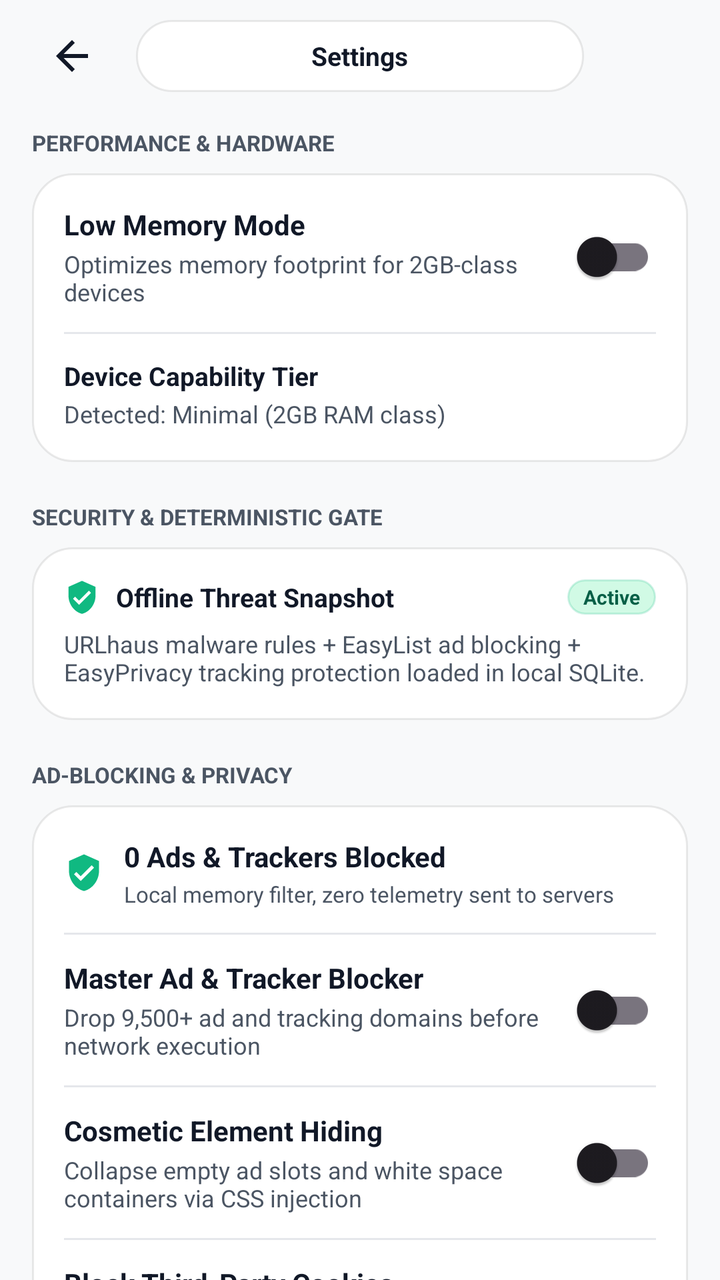
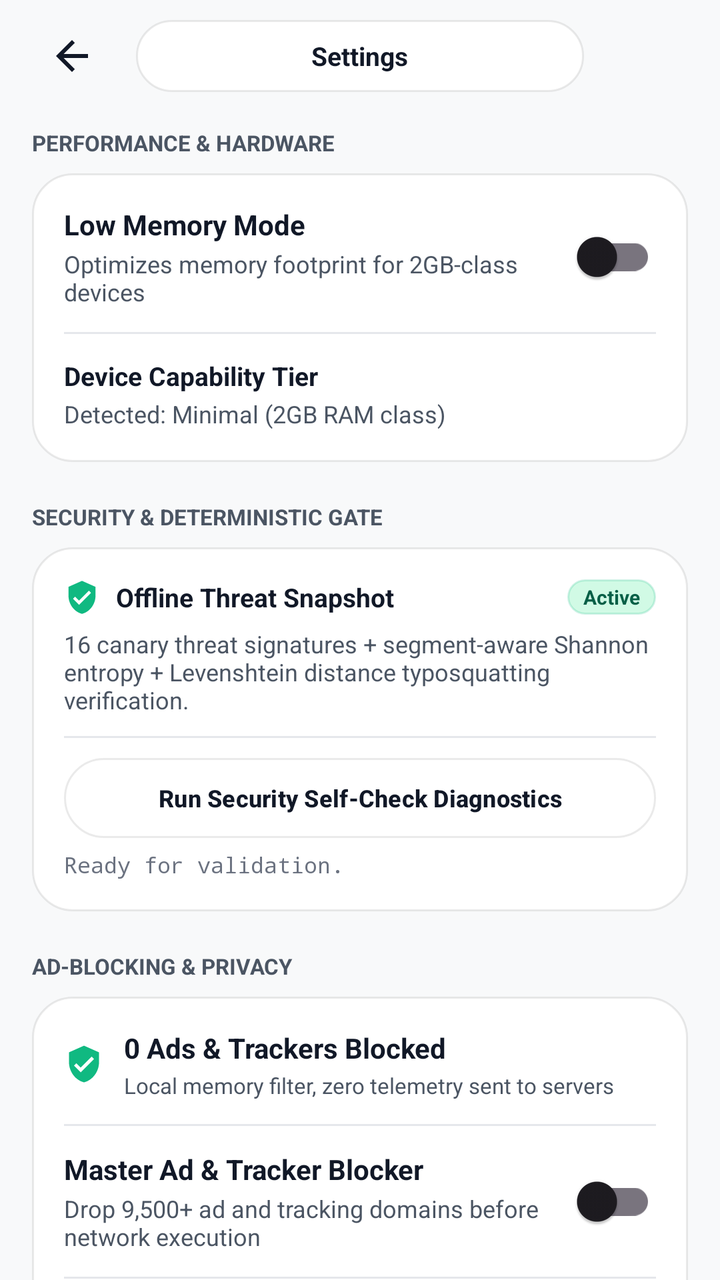

Before-and-after screenshots of an Android layout around one commit, followed by the original layout XML and the change that was made.
<!-- AndroidManifest.xml: application theme Theme.NovaBrowser -->
<!-- res/layout/activity_settings.xml -->
<?xml version="1.0" encoding="utf-8"?>
<LinearLayout xmlns:android="http://schemas.android.com/apk/res/android"
    xmlns:app="http://schemas.android.com/apk/res-auto"
    android:layout_width="match_parent"
    android:layout_height="match_parent"
    android:background="@color/canvas_base"
    android:orientation="vertical">

    
    <LinearLayout
        android:id="@+id/settingsHeader"
        android:layout_width="match_parent"
        android:layout_height="56dp"
        android:gravity="center_vertical"
        android:orientation="horizontal"
        android:paddingHorizontal="16dp">

        <ImageButton
            android:id="@+id/btnSettingsBack"
            android:layout_width="40dp"
            android:layout_height="40dp"
            android:background="?attr/selectableItemBackgroundBorderless"
            android:contentDescription="Back"
            android:src="@drawable/ic_arrow_back"
            app:tint="@color/text_primary" />

        <LinearLayout
            android:layout_width="0dp"
            android:layout_height="36dp"
            android:layout_marginHorizontal="12dp"
            android:layout_weight="1"
            android:background="@drawable/bg_glass_pill"
            android:gravity="center"
            android:orientation="horizontal">

            <TextView
                android:layout_width="wrap_content"
                android:layout_height="wrap_content"
                android:text="Settings"
                android:textColor="@color/text_primary"
                android:textSize="13sp"
                android:textStyle="bold" />
        </LinearLayout>

        <View
            android:layout_width="40dp"
            android:layout_height="40dp" />
    </LinearLayout>

    <ScrollView
        android:layout_width="match_parent"
        android:layout_height="match_parent"
        android:scrollbars="none">

        <LinearLayout
            android:layout_width="match_parent"
            android:layout_height="wrap_content"
            android:orientation="vertical"
            android:paddingHorizontal="16dp"
            android:paddingTop="8dp"
            android:paddingBottom="32dp">

            
            <TextView
                android:layout_width="match_parent"
                android:layout_height="wrap_content"
                android:text="PERFORMANCE &amp; HARDWARE"
                android:textColor="@color/text_secondary"
                android:textSize="11sp"
                android:textStyle="bold" />

            <LinearLayout
                android:layout_width="match_parent"
                android:layout_height="wrap_content"
                android:layout_marginTop="8dp"
                android:background="@drawable/bg_glass_card"
                android:elevation="1dp"
                android:orientation="vertical"
                android:padding="16dp">

                <LinearLayout
                    android:layout_width="match_parent"
                    android:layout_height="wrap_content"
                    android:gravity="center_vertical"
                    android:orientation="horizontal">

                    <LinearLayout
                        android:layout_width="0dp"
                        android:layout_height="wrap_content"
                        android:layout_weight="1"
                        android:orientation="vertical">

                        <TextView
                            android:layout_width="match_parent"
                            android:layout_height="wrap_content"
                            android:text="@string/low_memory_mode"
                            android:textColor="@color/text_primary"
                            android:textSize="14sp"
                            android:textStyle="bold" />

                        <TextView
                            android:layout_width="match_parent"
                            android:layout_height="wrap_content"
                            android:layout_marginTop="2dp"
                            android:text="@string/low_memory_desc"
                            android:textColor="@color/text_secondary"
                            android:textSize="12sp" />
                    </LinearLayout>

                    <com.google.android.material.switchmaterial.SwitchMaterial
                        android:id="@+id/switchLowMemory"
                        android:layout_width="wrap_content"
                        android:layout_height="wrap_content" />
                </LinearLayout>

                <View
                    android:layout_width="match_parent"
                    android:layout_height="1dp"
                    android:layout_marginVertical="12dp"
                    android:background="@color/divider" />

                <TextView
                    android:layout_width="match_parent"
                    android:layout_height="wrap_content"
                    android:text="@string/device_tier"
                    android:textColor="@color/text_primary"
                    android:textSize="13sp"
                    android:textStyle="bold" />

                <TextView
                    android:id="@+id/tvDeviceTierInfo"
                    android:layout_width="match_parent"
                    android:layout_height="wrap_content"
                    android:layout_marginTop="2dp"
                    android:text="Detected: Minimal (2GB RAM class)"
                    android:textColor="@color/text_secondary"
                    android:textSize="12sp" />
            </LinearLayout>

            
            <TextView
                android:layout_width="match_parent"
                android:layout_height="wrap_content"
                android:layout_marginTop="20dp"
                android:text="SECURITY &amp; DETERMINISTIC GATE"
                android:textColor="@color/text_secondary"
                android:textSize="11sp"
                android:textStyle="bold" />

            <LinearLayout
                android:layout_width="match_parent"
                android:layout_height="wrap_content"
                android:layout_marginTop="8dp"
                android:background="@drawable/bg_glass_card"
                android:elevation="1dp"
                android:orientation="vertical"
                android:padding="16dp">

                <LinearLayout
                    android:layout_width="match_parent"
                    android:layout_height="wrap_content"
                    android:gravity="center_vertical"
                    android:orientation="horizontal">

                    <ImageView
                        android:layout_width="18dp"
                        android:layout_height="18dp"
                        android:contentDescription="Security"
                        android:src="@drawable/ic_shield_verified"
                        app:tint="@color/risk_safe" />

                    <TextView
                        android:layout_width="0dp"
                        android:layout_height="wrap_content"
                        android:layout_marginStart="8dp"
                        android:layout_weight="1"
                        android:text="Offline Threat Snapshot"
                        android:textColor="@color/text_primary"
                        android:textSize="13sp"
                        android:textStyle="bold" />

                    <TextView
                        android:layout_width="wrap_content"
                        android:layout_height="wrap_content"
                        android:background="@drawable/bg_badge_emerald"
                        android:paddingHorizontal="8dp"
                        android:paddingVertical="2dp"
                        android:text="Active"
                        android:textColor="@color/risk_safe_on_container"
                        android:textSize="10sp"
                        android:textStyle="bold" />
                </LinearLayout>

                <TextView
                    android:layout_width="match_parent"
                    android:layout_height="wrap_content"
                    android:layout_marginTop="6dp"
                    android:text="URLhaus malware rules + EasyList ad blocking + EasyPrivacy tracking protection loaded in local SQLite."
                    android:textColor="@color/text_secondary"
                    android:textSize="12sp" />
            </LinearLayout>

            
            <TextView
                android:layout_width="match_parent"
                android:layout_height="wrap_content"
                android:layout_marginTop="20dp"
                android:text="AD-BLOCKING &amp; PRIVACY"
                android:textColor="@color/text_secondary"
                android:textSize="11sp"
                android:textStyle="bold" />

            <LinearLayout
                android:layout_width="match_parent"
                android:layout_height="wrap_content"
                android:layout_marginTop="8dp"
                android:background="@drawable/bg_glass_card"
                android:elevation="1dp"
                android:orientation="vertical"
                android:padding="16dp">

                
                <LinearLayout
                    android:layout_width="match_parent"
                    android:layout_height="wrap_content"
                    android:gravity="center_vertical"
                    android:orientation="horizontal">

                    <ImageView
                        android:layout_width="20dp"
                        android:layout_height="20dp"
                        android:src="@drawable/ic_shield_verified"
                        app:tint="@color/accent_emerald" />

                    <LinearLayout
                        android:layout_width="0dp"
                        android:layout_height="wrap_content"
                        android:layout_marginStart="10dp"
                        android:layout_weight="1"
                        android:orientation="vertical">

                        <TextView
                            android:id="@+id/tvSettingsLifetimeBlocked"
                            android:layout_width="wrap_content"
                            android:layout_height="wrap_content"
                            android:text="0 Ads &amp; Trackers Blocked"
                            android:textColor="@color/text_primary"
                            android:textSize="14sp"
                            android:textStyle="bold" />

                        <TextView
                            android:layout_width="wrap_content"
                            android:layout_height="wrap_content"
                            android:layout_marginTop="2dp"
                            android:text="Local memory filter, zero telemetry sent to servers"
                            android:textColor="@color/text_secondary"
                            android:textSize="11sp" />
                    </LinearLayout>
                </LinearLayout>

                <View
                    android:layout_width="match_parent"
                    android:layout_height="1dp"
                    android:layout_marginVertical="12dp"
                    android:background="@color/divider" />

                
                <LinearLayout
                    android:layout_width="match_parent"
                    android:layout_height="wrap_content"
                    android:gravity="center_vertical"
                    android:orientation="horizontal">

                    <LinearLayout
                        android:layout_width="0dp"
                        android:layout_height="wrap_content"
                        android:layout_weight="1"
                        android:orientation="vertical">

                        <TextView
                            android:layout_width="match_parent"
                            android:layout_height="wrap_content"
                            android:text="Master Ad &amp; Tracker Blocker"
                            android:textColor="@color/text_primary"
                            android:textSize="14sp"
                            android:textStyle="bold" />

                        <TextView
                            android:layout_width="match_parent"
                            android:layout_height="wrap_content"
                            android:layout_marginTop="2dp"
                            android:text="Drop 9,500+ ad and tracking domains before network execution"
                            android:textColor="@color/text_secondary"
                            android:textSize="12sp" />
                    </LinearLayout>

                    <com.google.android.material.switchmaterial.SwitchMaterial
                        android:id="@+id/switchAdBlockMaster"
                        android:layout_width="wrap_content"
                        android:layout_height="wrap_content" />
                </LinearLayout>

                <View
                    android:layout_width="match_parent"
                    android:layout_height="1dp"
                    android:layout_marginVertical="12dp"
                    android:background="@color/divider" />

                
                <LinearLayout
                    android:layout_width="match_parent"
                    android:layout_height="wrap_content"
                    android:gravity="center_vertical"
                    android:orientation="horizontal">

                    <LinearLayout
                        android:layout_width="0dp"
                        android:layout_height="wrap_content"
                        android:layout_weight="1"
                        android:orientation="vertical">

                        <TextView
                            android:layout_width="match_parent"
                            android:layout_height="wrap_content"
                            android:text="Cosmetic Element Hiding"
                            android:textColor="@color/text_primary"
                            android:textSize="14sp"
                            android:textStyle="bold" />

                        <TextView
                            android:layout_width="match_parent"
                            android:layout_height="wrap_content"
                            android:layout_marginTop="2dp"
                            android:text="Collapse empty ad slots and white space containers via CSS injection"
                            android:textColor="@color/text_secondary"
                            android:textSize="12sp" />
                    </LinearLayout>

                    <com.google.android.material.switchmaterial.SwitchMaterial
                        android:id="@+id/switchCosmeticFiltering"
                        android:layout_width="wrap_content"
                        android:layout_height="wrap_content" />
                </LinearLayout>

                <View
                    android:layout_width="match_parent"
                    android:layout_height="1dp"
                    android:layout_marginVertical="12dp"
                    android:background="@color/divider" />

                
                <LinearLayout
                    android:layout_width="match_parent"
                    android:layout_height="wrap_content"
                    android:gravity="center_vertical"
                    android:orientation="horizontal">

                    <LinearLayout
                        android:layout_width="0dp"
                        android:layout_height="wrap_content"
                        android:layout_weight="1"
                        android:orientation="vertical">

                        <TextView
                            android:layout_width="match_parent"
                            android:layout_height="wrap_content"
                            android:text="Block Third-Party Cookies"
                            android:textColor="@color/text_primary"
                            android:textSize="14sp"
                            android:textStyle="bold" />

                        <TextView
                            android:layout_width="match_parent"
                            android:layout_height="wrap_content"
                            android:layout_marginTop="2dp"
                            android:text="Isolate cross-site trackers by refusing third-party cookie persistence"
                            android:textColor="@color/text_secondary"
                            android:textSize="12sp" />
                    </LinearLayout>

                    <com.google.android.material.switchmaterial.SwitchMaterial
                        android:id="@+id/switchBlockThirdPartyCookies"
                        android:layout_width="wrap_content"
                        android:layout_height="wrap_content" />
                </LinearLayout>

                <View
                    android:layout_width="match_parent"
                    android:layout_height="1dp"
                    android:layout_marginVertical="12dp"
                    android:background="@color/divider" />

                
                <LinearLayout
                    android:layout_width="match_parent"
                    android:layout_height="wrap_content"
                    android:gravity="center_vertical"
                    android:orientation="horizontal">

                    <LinearLayout
                        android:layout_width="0dp"
                        android:layout_height="wrap_content"
                        android:layout_weight="1"
                        android:orientation="vertical">

                        <TextView
                            android:layout_width="match_parent"
                            android:layout_height="wrap_content"
                            android:text="HTTPS-Only Upgrade"
                            android:textColor="@color/text_primary"
                            android:textSize="14sp"
                            android:textStyle="bold" />

                        <TextView
                            android:layout_width="match_parent"
                            android:layout_height="wrap_content"
                            android:layout_marginTop="2dp"
                            android:text="Automatically elevate unencrypted http:// navigations to secure https://"
                            android:textColor="@color/text_secondary"
                            android:textSize="12sp" />
                    </LinearLayout>

                    <com.google.android.material.switchmaterial.SwitchMaterial
                        android:id="@+id/switchHttpsOnly"
                        android:layout_width="wrap_content"
                        android:layout_height="wrap_content" />
                </LinearLayout>

                <View
                    android:layout_width="match_parent"
                    android:layout_height="1dp"
                    android:layout_marginVertical="12dp"
                    android:background="@color/divider" />

                
                <LinearLayout
                    android:layout_width="match_parent"
                    android:layout_height="wrap_content"
                    android:gravity="center_vertical"
                    android:orientation="horizontal">

                    <LinearLayout
                        android:layout_width="0dp"
                        android:layout_height="wrap_content"
                        android:layout_weight="1"
                        android:orientation="vertical">

                        <TextView
                            android:layout_width="match_parent"
                            android:layout_height="wrap_content"
                            android:text="Send 'Do Not Track' (DNT)"
                            android:textColor="@color/text_primary"
                            android:textSize="14sp"
                            android:textStyle="bold" />

                        <TextView
                            android:layout_width="match_parent"
                            android:layout_height="wrap_content"
                            android:layout_marginTop="2dp"
                            android:text="Transmit legal privacy preference header with all outbound requests"
                            android:textColor="@color/text_secondary"
                            android:textSize="12sp" />
                    </LinearLayout>

                    <com.google.android.material.switchmaterial.SwitchMaterial
                        android:id="@+id/switchDoNotTrack"
                        android:layout_width="wrap_content"
                        android:layout_height="wrap_content" />
                </LinearLayout>

            </LinearLayout>

            
            <TextView
                android:layout_width="match_parent"
                android:layout_height="wrap_content"
                android:layout_marginTop="20dp"
                android:text="DATA &amp; PRIVACY"
                android:textColor="@color/text_secondary"
                android:textSize="11sp"
                android:textStyle="bold" />

            <LinearLayout
                android:layout_width="match_parent"
                android:layout_height="wrap_content"
                android:layout_marginTop="8dp"
                android:background="@drawable/bg_glass_card"
                android:elevation="1dp"
                android:orientation="vertical">

                <Button
                    android:id="@+id/btnClearBrowsingData"
                    android:layout_width="match_parent"
                    android:layout_height="48dp"
                    android:background="?attr/selectableItemBackground"
                    android:gravity="center_vertical|start"
                    android:paddingHorizontal="16dp"
                    android:text="Clear History &amp; Cache"
                    android:textAllCaps="false"
                    android:textColor="@color/risk_blocked"
                    android:textSize="13sp"
                    app:backgroundTint="@null" />
            </LinearLayout>

            
            <TextView
                android:layout_width="match_parent"
                android:layout_height="wrap_content"
                android:layout_marginTop="20dp"
                android:text="ABOUT"
                android:textColor="@color/text_secondary"
                android:textSize="11sp"
                android:textStyle="bold" />

            <LinearLayout
                android:layout_width="match_parent"
                android:layout_height="wrap_content"
                android:layout_marginTop="8dp"
                android:background="@drawable/bg_glass_card"
                android:elevation="1dp"
                android:gravity="center_vertical"
                android:orientation="horizontal"
                android:padding="16dp">

                <ImageView
                    android:layout_width="48dp"
                    android:layout_height="48dp"
                    android:contentDescription="NovaBrowser"
                    android:src="@drawable/ic_nova_logo" />

                <LinearLayout
                    android:layout_width="0dp"
                    android:layout_height="wrap_content"
                    android:layout_marginStart="14dp"
                    android:layout_weight="1"
                    android:orientation="vertical">

                    <TextView
                        android:layout_width="match_parent"
                        android:layout_height="wrap_content"
                        android:text="@string/about_nova"
                        android:textColor="@color/text_primary"
                        android:textSize="14sp"
                        android:textStyle="bold" />

                    <TextView
                        android:layout_width="match_parent"
                        android:layout_height="wrap_content"
                        android:layout_marginTop="2dp"
                        android:text="Version 1.0.0 (Liquid System Production UI)"
                        android:textColor="@color/text_secondary"
                        android:textSize="11sp" />
                </LinearLayout>
            </LinearLayout>

        </LinearLayout>
    </ScrollView>
</LinearLayout>
<!-- resources referenced by this layout -->
<resources>
  <color name="accent_emerald">#10B981</color>
  <color name="canvas_base">#F8F9FA</color>
  <color name="divider">#E5E7EB</color>
  <color name="risk_blocked">#EF4444</color>
  <color name="risk_safe">#10B981</color>
  <color name="risk_safe_on_container">#065F46</color>
  <color name="text_primary">#111827</color>
  <color name="text_secondary">#4B5563</color>
  <!-- drawable bg_badge_emerald (drawable) -->
  <?xml version="1.0" encoding="utf-8"?>
  <shape xmlns:android="http://schemas.android.com/apk/res/android"
      android:shape="rectangle">
      <corners android:radius="999dp" />
      <solid android:color="@color/risk_safe_container" />
      <stroke
          android:width="1dp"
          android:color="#3310B981" />
  </shape>
  <!-- drawable bg_glass_card (drawable) -->
  <?xml version="1.0" encoding="utf-8"?>
  <shape xmlns:android="http://schemas.android.com/apk/res/android"
      android:shape="rectangle">
      <corners android:radius="20dp" />
      <solid android:color="@color/surface_bright" />
      <stroke
          android:width="1dp"
          android:color="@color/glass_border" />
  </shape>
  <!-- drawable bg_glass_pill (drawable) -->
  <?xml version="1.0" encoding="utf-8"?>
  <shape xmlns:android="http://schemas.android.com/apk/res/android"
      android:shape="rectangle">
      <corners android:radius="999dp" />
      <solid android:color="@color/glass_elevated" />
      <stroke
          android:width="1dp"
          android:color="@color/glass_border" />
  </shape>
  <!-- drawable ic_arrow_back (drawable) -->
  <vector xmlns:android="http://schemas.android.com/apk/res/android"
      android:width="24dp"
      android:height="24dp"
      android:viewportWidth="24"
      android:viewportHeight="24">
      <path
          android:fillColor="#0F172A"
          android:pathData="M20,11H7.83l5.59,-5.59L12,4l-8,8 8,8 1.41,-1.41L7.83,13H20v-2z" />
  </vector>
  <!-- drawable ic_shield_verified (drawable) -->
  <vector xmlns:android="http://schemas.android.com/apk/res/android"
      android:width="24dp"
      android:height="24dp"
      android:viewportWidth="24"
      android:viewportHeight="24">
      <path
          android:fillColor="#FF000000"
          android:pathData="M12,1L3,5v6c0,5.55 3.84,10.74 9,12 5.16,-1.26 9,-6.45 9,-12V5l-9,-4zm-2,16l-4,-4 1.41,-1.41L10,14.17l6.59,-6.59L18,9l-8,8z"/>
  </vector>
  <string name="about_nova">About NovaBrowser</string>
  <string name="device_tier">Device Capability Tier</string>
  <string name="low_memory_desc">Optimizes memory footprint for 2GB-class devices</string>
  <string name="low_memory_mode">Low Memory Mode</string>
  <style name="Theme.NovaBrowser" parent="Theme.Material3.DayNight.NoActionBar">
          <item name="colorPrimary">@color/primary</item>
          <item name="colorPrimaryVariant">@color/primary_variant</item>
          <item name="colorSecondary">@color/accent</item>
          <item name="android:statusBarColor">@color/canvas_base</item>
          <item name="android:windowLightStatusBar">true</item>
          <item name="android:navigationBarColor">@color/canvas_base</item>
          <item name="android:windowLightNavigationBar">true</item>
      </style>
  <color name="risk_safe_container">#D1FAE5</color>
  <color name="surface_bright">#FFFFFF</color>
  <color name="glass_border">#15000000</color>
  <color name="glass_elevated">#F2FFFFFF</color>
  <color name="primary">#111827</color>
  <color name="primary_variant">#1F2937</color>
  <color name="accent">#10B981</color>
  <!-- unchanged entries left out for length: 1 -->
</resources>

<!-- the commit's change to res/layout/activity_settings.xml (unified diff, before → after) -->
@@ -195,9 +195,37 @@
                     android:layout_width="match_parent"
                     android:layout_height="wrap_content"
                     android:layout_marginTop="6dp"
-                    android:text="URLhaus malware rules + EasyList ad blocking + EasyPrivacy tracking protection loaded in local SQLite."
+                    android:text="16 canary threat signatures + segment-aware Shannon entropy + Levenshtein distance typosquatting verification."
                     android:textColor="@color/text_secondary"
                     android:textSize="12sp" />
+
+                <View
+                    android:layout_width="match_parent"
+                    android:layout_height="1dp"
+                    android:layout_marginVertical="10dp"
+                    android:background="@color/divider" />
+
+                <Button
+                    android:id="@+id/btnRunDiagnostics"
+                    android:layout_width="match_parent"
+                    android:layout_height="40dp"
+                    android:background="@drawable/bg_glass_pill"
+                    android:text="Run Security Self-Check Diagnostics"
+                    android:textAllCaps="false"
+                    android:textColor="@color/text_primary"
+                    android:textSize="12sp"
+                    android:textStyle="bold"
+                    app:backgroundTint="@null" />
+
+                <TextView
+                    android:id="@+id/tvDiagnosticsResult"
+                    android:layout_width="match_parent"
+                    android:layout_height="wrap_content"
+                    android:layout_marginTop="6dp"
+                    android:fontFamily="monospace"
+                    android:text="Ready for validation."
+                    android:textColor="@color/text_tertiary"
+                    android:textSize="11sp" />
             </LinearLayout>
 
             
@@ -489,13 +517,31 @@
                 android:orientation="vertical">
 
                 <Button
-                    android:id="@+id/btnClearBrowsingData"
+                    android:id="@+id/btnSitePermissions"
                     android:layout_width="match_parent"
                     android:layout_height="48dp"
                     android:background="?attr/selectableItemBackground"
                     android:gravity="center_vertical|start"
                     android:paddingHorizontal="16dp"
-                    android:text="Clear History &amp; Cache"
+                    android:text="Site Permissions Manager (Camera, Mic, Location)"
+                    android:textAllCaps="false"
+                    android:textColor="@color/text_primary"
+                    android:textSize="13sp"
+                    app:backgroundTint="@null" />
+
+                <View
+                    android:layout_width="match_parent"
+                    android:layout_height="1dp"
+                    android:background="@color/divider" />
+
+                <Button
+                    android:id="@+id/btnClearBrowsingData"
+                    android:layout_width="match_parent"
+                    android:layout_height="48dp"
+                    android:background="?attr/selectableItemBackground"
+                    android:gravity="center_vertical|start"
+                    android:paddingHorizontal="16dp"
+                    android:text="Clear Browsing Data (Granular Controls)"
                     android:textAllCaps="false"
                     android:textColor="@color/risk_blocked"
                     android:textSize="13sp"
<!-- resource entries referenced after the edit -->
@@ -8,6 +8,7 @@
   <color name="risk_safe_on_container">#065F46</color>
   <color name="text_primary">#111827</color>
   <color name="text_secondary">#4B5563</color>
+  <color name="text_tertiary">#6B7280</color>
   <!-- drawable bg_badge_emerald (drawable) -->
   <?xml version="1.0" encoding="utf-8"?>
   <shape xmlns:android="http://schemas.android.com/apk/res/android"
